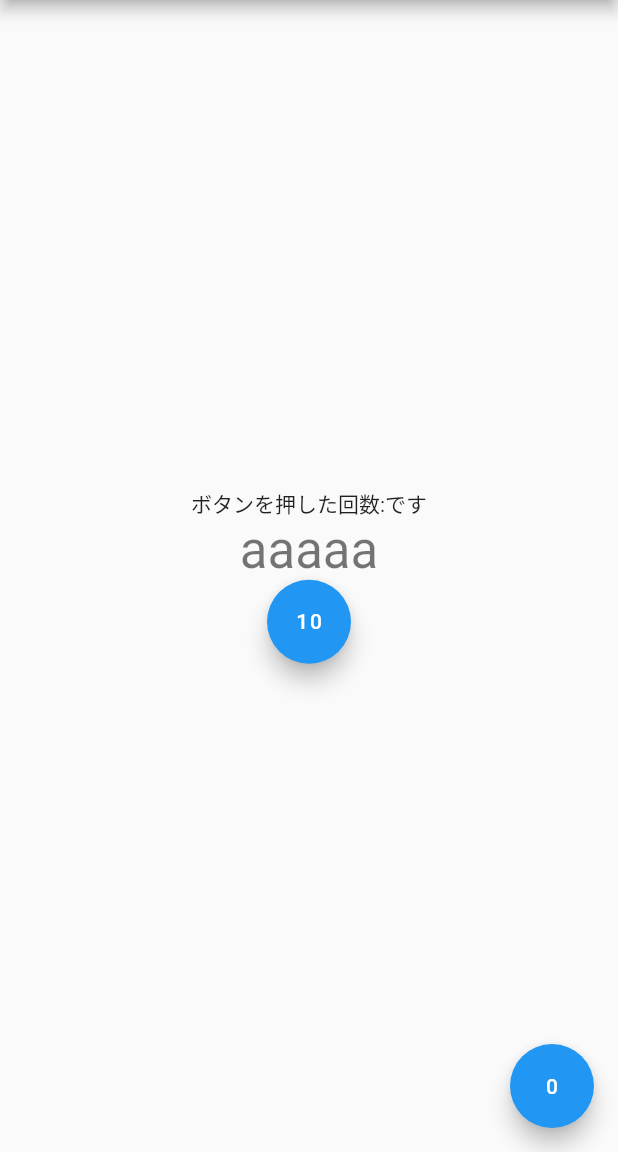
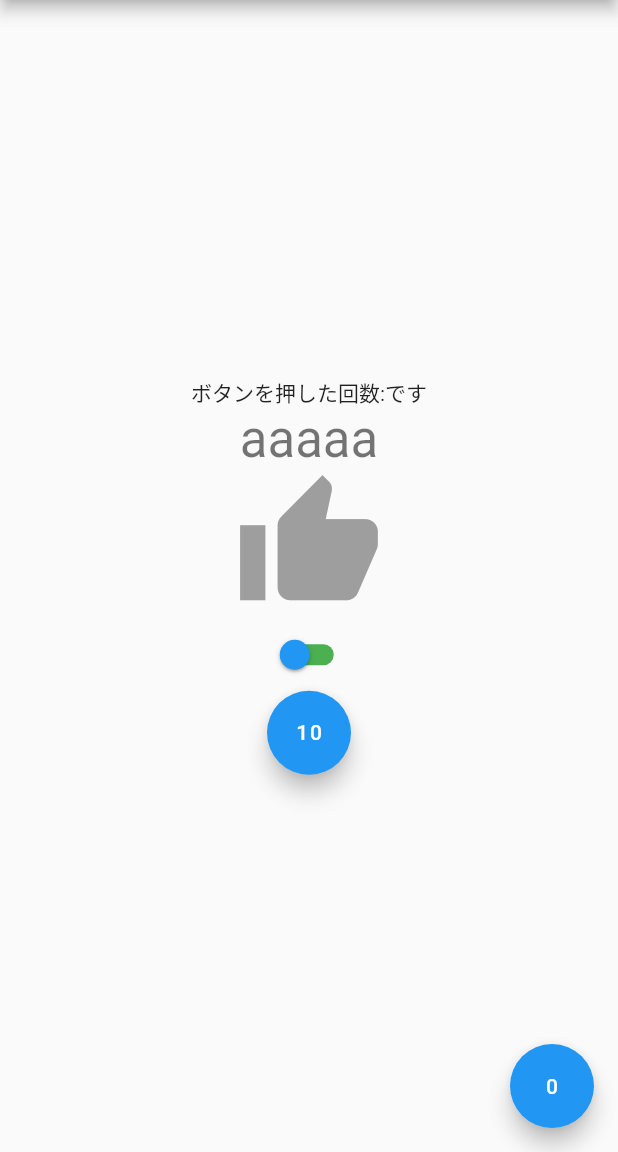
Before and after one commit to masal9pse/flutter-provider-practice, a Flutter app: the screen it shows after launch, on a phone screen of 412 x 824 dp, the part 84-1236 px from its top. Run offline on Flutter 3.47's test engine with Material 2 defaults, Android fonts, the phone set to English and light mode, and no system bars.

```diff
--- a/lib/main.dart
+++ b/lib/main.dart
@@ -36,6 +36,9 @@ class MyHomePage extends StatelessWidget {
         ChangeNotifierProvider<CountData2>(
           create: (context) => CountData2(),
         ),
+        ChangeNotifierProvider<ChangeForm>(
+          create: (context) => ChangeForm(),
+        ),
       ],
       child: Scaffold(
         appBar: AppBar(
@@ -53,6 +56,29 @@ class MyHomePage extends StatelessWidget {
                 'aaaaa',
                 style: Theme.of(context).textTheme.headline4,
               ),
+              Consumer<ChangeForm>(builder: (context, model, child) {
+                return Column(
+                  children: <Widget>[
+                    Center(
+                      child: new Icon(
+                        Icons.thumb_up,
+                        color: model._active
+                            ? Colors.orange[700]
+                            : Colors.grey[500],
+                        size: 100.0,
+                      ),
+                    ),
+                    Switch(
+                      value: model._active,
+                      activeColor: Colors.orange,
+                      activeTrackColor: Colors.red,
+                      inactiveThumbColor: Colors.blue,
+                      inactiveTrackColor: Colors.green,
+                      onChanged: model._changeSwitch,
+                    ),
+                  ],
+                );
+              }),
               Consumer<CountData2>(builder: (context, model, child) {
                 return FloatingActionButton(
                   // onPressed: _incrementCounter,
@@ -106,3 +132,13 @@ class CountData2 extends ChangeNotifier {
     notifyListeners();
   }
 }
+
+class ChangeForm extends ChangeNotifier {
+  bool _active = false;
+
+  // void _changeSwitch(bool e) => setState(() => _active = e);
+  void _changeSwitch(bool e) {
+    _active = e;
+    notifyListeners();
+  }
+}
```
